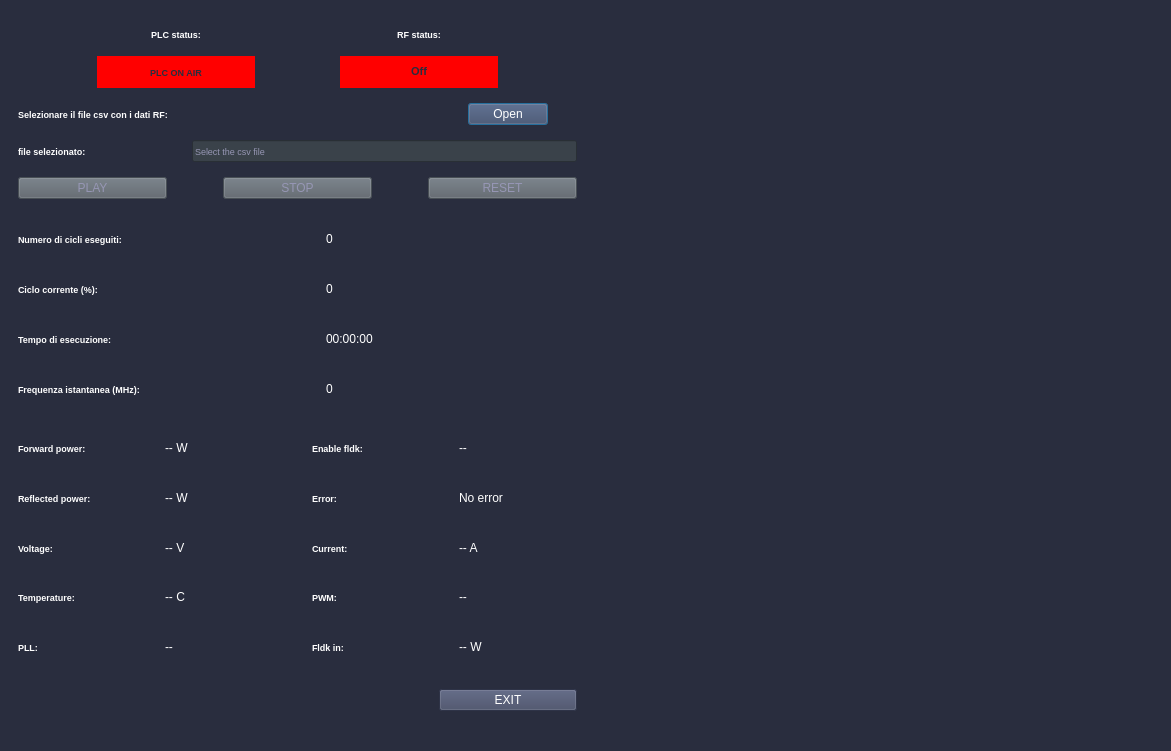
First picture: the form in main_window.ui, repository rstanzani/seriale_microonde, before the edit.
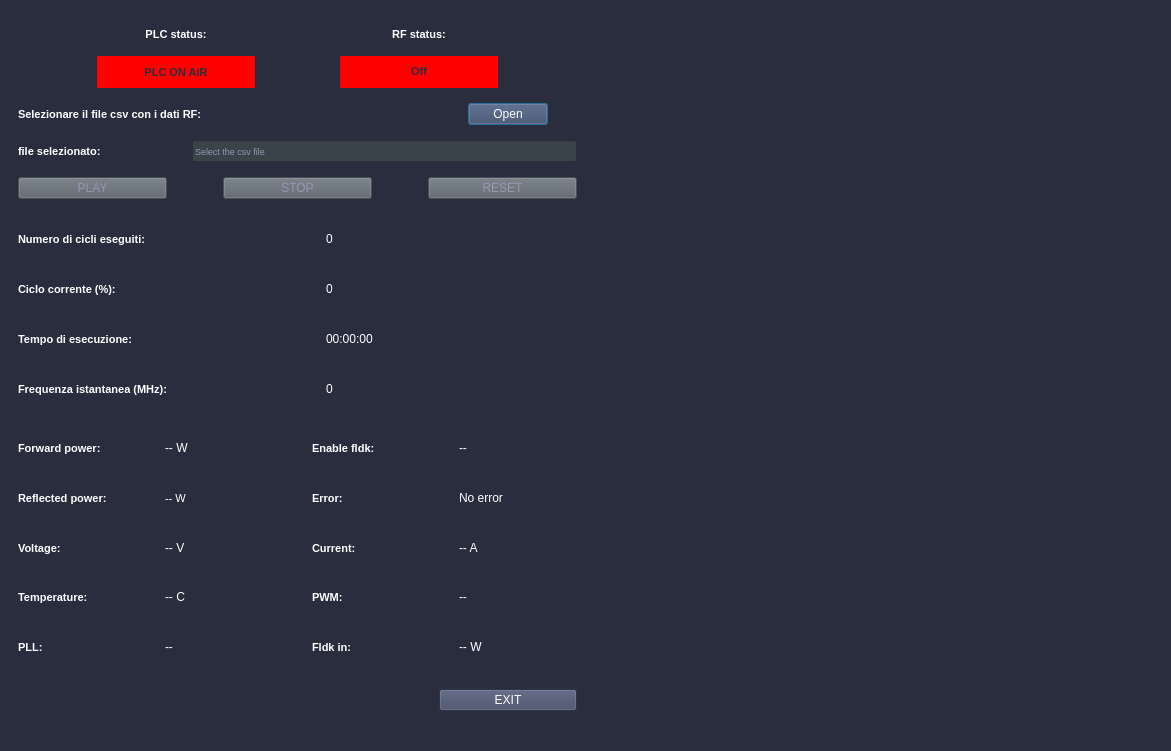
Second picture: the form after the edit. Custom widgets are drawn as their Qt base class.

Commit message: Update fontsize for UI Status in log file after PLC status ON

Diff of the .ui file:
```diff
--- a/main_window.ui
+++ b/main_window.ui
@@ -56,7 +56,7 @@
              <widget class="QLabel" name="QinfoLabel_23">
               <property name="font">
                <font>
-                <pointsize>7</pointsize>
+                <pointsize>8</pointsize>
                 <weight>75</weight>
                 <bold>true</bold>
                </font>
@@ -79,7 +79,7 @@
               </property>
               <property name="font">
                <font>
-                <pointsize>7</pointsize>
+                <pointsize>8</pointsize>
                 <weight>75</weight>
                 <bold>true</bold>
                </font>
@@ -117,7 +117,7 @@
              <widget class="QLabel" name="QinfoLabel_22">
               <property name="font">
                <font>
-                <pointsize>7</pointsize>
+                <pointsize>8</pointsize>
                 <weight>75</weight>
                 <bold>true</bold>
                </font>
@@ -199,7 +199,7 @@
             </property>
             <property name="font">
              <font>
-              <pointsize>7</pointsize>
+              <pointsize>8</pointsize>
               <weight>75</weight>
               <bold>true</bold>
              </font>
@@ -252,7 +252,7 @@
            <widget class="QLabel" name="QinfoLabel_21">
             <property name="font">
              <font>
-              <pointsize>7</pointsize>
+              <pointsize>8</pointsize>
               <weight>75</weight>
               <bold>true</bold>
              </font>
@@ -410,7 +410,7 @@
            <widget class="QLabel" name="QinfoLabel_17">
             <property name="font">
              <font>
-              <pointsize>7</pointsize>
+              <pointsize>8</pointsize>
               <weight>75</weight>
               <bold>true</bold>
              </font>
@@ -470,7 +470,7 @@
            <widget class="QLabel" name="QinfoLabel_18">
             <property name="font">
              <font>
-              <pointsize>7</pointsize>
+              <pointsize>8</pointsize>
               <weight>75</weight>
               <bold>true</bold>
              </font>
@@ -530,7 +530,7 @@
            <widget class="QLabel" name="QinfoLabel_19">
             <property name="font">
              <font>
-              <pointsize>7</pointsize>
+              <pointsize>8</pointsize>
               <weight>75</weight>
               <bold>true</bold>
              </font>
@@ -590,7 +590,7 @@
            <widget class="QLabel" name="QinfoLabel_24">
             <property name="font">
              <font>
-              <pointsize>7</pointsize>
+              <pointsize>8</pointsize>
               <weight>75</weight>
               <bold>true</bold>
              </font>
@@ -650,7 +650,7 @@
            <widget class="QLabel" name="QinfoLabel_8">
             <property name="font">
              <font>
-              <pointsize>7</pointsize>
+              <pointsize>8</pointsize>
               <weight>75</weight>
               <bold>true</bold>
              </font>
@@ -706,7 +706,7 @@
            <widget class="QLabel" name="QinfoLabel_11">
             <property name="font">
              <font>
-              <pointsize>7</pointsize>
+              <pointsize>8</pointsize>
               <weight>75</weight>
               <bold>true</bold>
              </font>
@@ -766,7 +766,7 @@
            <widget class="QLabel" name="QinfoLabel_3">
             <property name="font">
              <font>
-              <pointsize>7</pointsize>
+              <pointsize>8</pointsize>
               <weight>75</weight>
               <bold>true</bold>
              </font>
@@ -794,6 +794,11 @@
           </item>
           <item>
            <widget class="QLabel" name="Qreflectedpower_label">
+            <property name="font">
+             <font>
+              <pointsize>8</pointsize>
+             </font>
+            </property>
             <property name="styleSheet">
              <string notr="true">color: rgb(255, 255, 255);</string>
             </property>
@@ -822,7 +827,7 @@
            <widget class="QLabel" name="QinfoLabel_13">
             <property name="font">
              <font>
-              <pointsize>7</pointsize>
+              <pointsize>8</pointsize>
               <weight>75</weight>
               <bold>true</bold>
              </font>
@@ -882,7 +887,7 @@
            <widget class="QLabel" name="QinfoLabel_4">
             <property name="font">
              <font>
-              <pointsize>7</pointsize>
+              <pointsize>8</pointsize>
               <weight>75</weight>
               <bold>true</bold>
              </font>
@@ -938,7 +943,7 @@
            <widget class="QLabel" name="QinfoLabel_7">
             <property name="font">
              <font>
-              <pointsize>7</pointsize>
+              <pointsize>8</pointsize>
               <weight>75</weight>
               <bold>true</bold>
              </font>
@@ -998,7 +1003,7 @@
            <widget class="QLabel" name="QinfoLabel_5">
             <property name="font">
              <font>
-              <pointsize>7</pointsize>
+              <pointsize>8</pointsize>
               <weight>75</weight>
               <bold>true</bold>
              </font>
@@ -1054,7 +1059,7 @@
            <widget class="QLabel" name="QinfoLabel_9">
             <property name="font">
              <font>
-              <pointsize>7</pointsize>
+              <pointsize>8</pointsize>
               <weight>75</weight>
               <bold>true</bold>
              </font>
@@ -1114,7 +1119,7 @@
            <widget class="QLabel" name="QinfoLabel_6">
             <property name="font">
              <font>
-              <pointsize>7</pointsize>
+              <pointsize>8</pointsize>
               <weight>75</weight>
               <bold>true</bold>
              </font>
@@ -1170,7 +1175,7 @@
            <widget class="QLabel" name="QinfoLabel_12">
             <property name="font">
              <font>
-              <pointsize>7</pointsize>
+              <pointsize>8</pointsize>
               <weight>75</weight>
               <bold>true</bold>
              </font>
```
Left out of the diff: 4 changed lines with no effect on the pictures. The commit also changes 2 other files.
